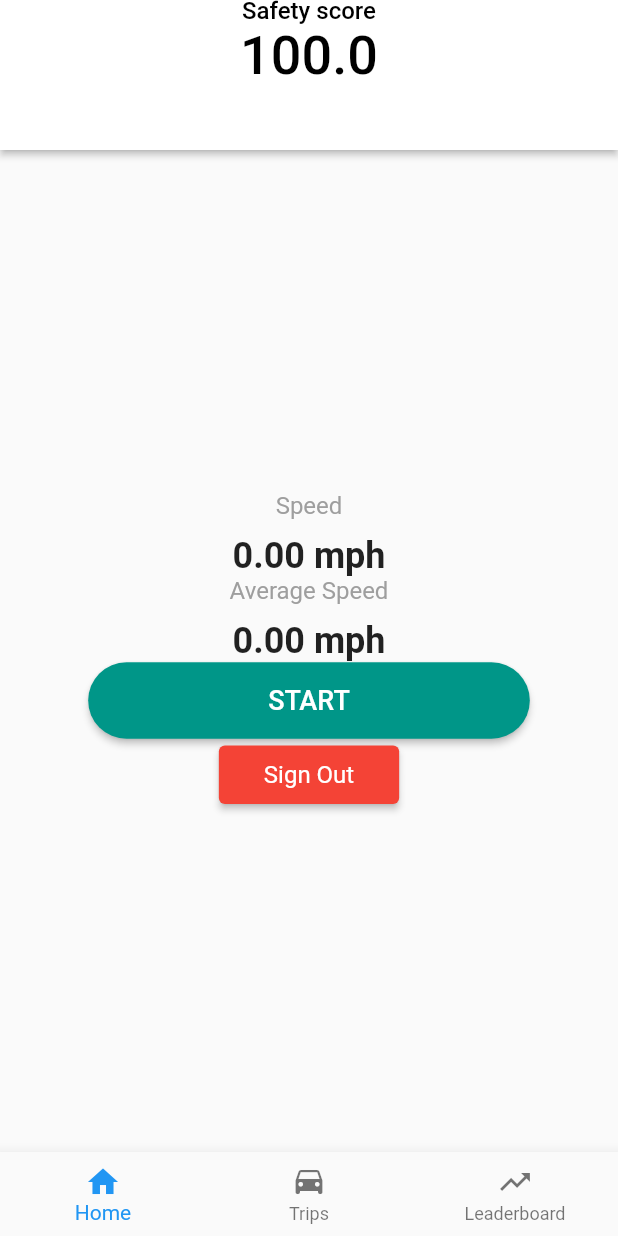
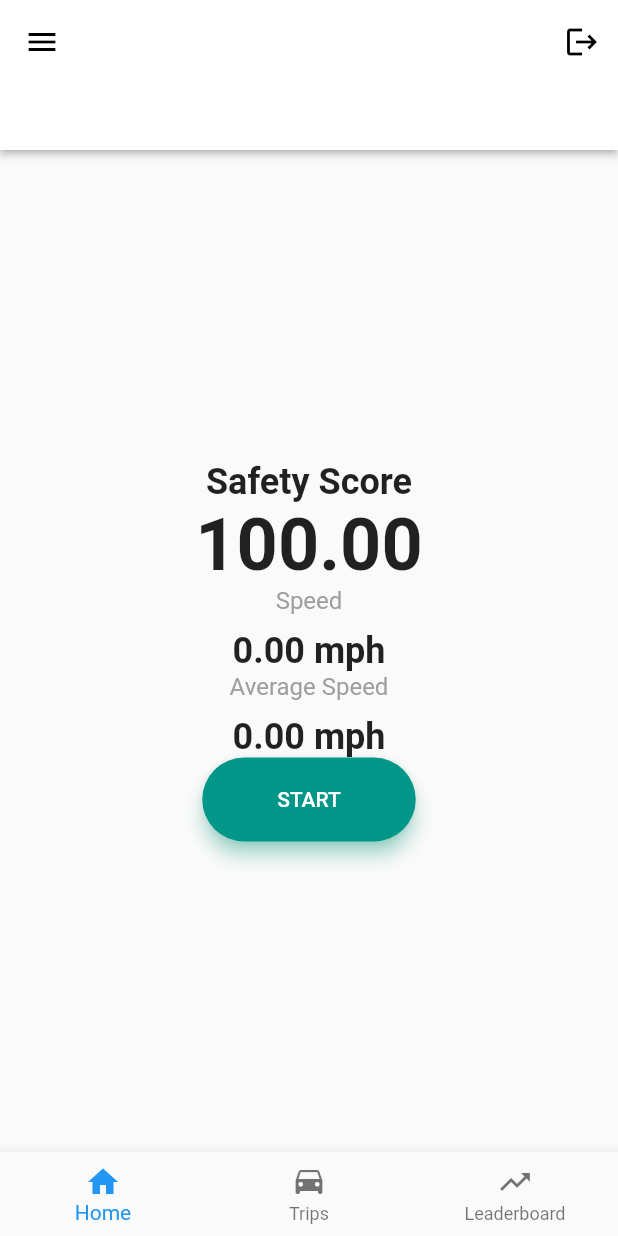
Before and after one commit to billyward3/wheelSave, a Flutter app: the screen it shows after launch, on a phone screen of 412 x 824 dp. Run offline on Flutter 3.47's test engine with Material 2 defaults, Android fonts, the phone set to English and light mode, and no system bars; our stand-ins replace firebase_core, geolocator, sensors_plus; accounts and stored records are empty.

Commit message:
Added Styles & Leaderboard.dart

```diff
--- a/rate_ride/lib/pages/homePage.dart
+++ b/rate_ride/lib/pages/homePage.dart
@@ -7,6 +7,7 @@ import 'package:sensors_plus/sensors_plus.dart';
 import 'tripHistory.dart';
 import 'register.dart';
 
+// CustomAppBar now has the Sign Out button at the top and lowers the safety score
 class CustomAppBar extends StatelessWidget implements PreferredSizeWidget {
   final double score;
   const CustomAppBar(
@@ -15,24 +16,18 @@ class CustomAppBar extends StatelessWidget implements PreferredSizeWidget {
   @override
   Widget build(BuildContext context) {
     return AppBar(
+      leading: IconButton(
+        // Add leading IconButton to fix invisible hamburger icon
+        icon: const Icon(Icons.menu, color: Colors.black),
+        onPressed: () => Scaffold.of(context).openDrawer(),
+      ),
       centerTitle: true,
-      title: Column(
-        children: [
-          const Text(
-            'Safety score',
-            style: TextStyle(color: Colors.black, fontSize: 16),
-          ),
-          Text(
-            '$score',
-            style: const TextStyle(color: Colors.black, fontSize: 36),
-          ),
-        ],
-      ),
       elevation: 2,
       backgroundColor: Colors.white,
       actions: [
         IconButton(
-          icon: const Icon(Icons.logout),
+          icon: const Icon(Icons.logout,
+              color: Colors.black), // Update icon color
           onPressed: () {
             Navigator.push(
               context,
@@ -149,7 +144,6 @@ class _MyHomePageState extends State<MyHomePage> {
   double totalSpeed = 0.0;
   int numUpdates = 0;
   Position? lastPosition;
-  AccelerometerEvent? _accelerometerEvent;
   StreamController<double> safetyScoreStream =
       StreamController<double>.broadcast();
 
@@ -245,27 +239,33 @@ class _MyHomePageState extends State<MyHomePage> {
             child: Column(
               mainAxisAlignment: MainAxisAlignment.center,
               children: [
+                Text('Safety Score',
+                    style:
+                        TextStyle(fontSize: 24, fontWeight: FontWeight.bold)),
+                Text('${snapshot.data?.toStringAsFixed(2)}',
+                    style:
+                        TextStyle(fontSize: 48, fontWeight: FontWeight.bold)),
                 SafetyInfo(
                     title: 'Speed', value: '${speed.toStringAsFixed(2)} mph'),
                 SafetyInfo(
                     title: 'Average Speed',
                     value: '${averageSpeed.toStringAsFixed(2)} mph'),
-                ControlButton(isStarted: _isStarted, onPressed: toggleTracking),
-                // Added Sign Out button here
                 ElevatedButton(
-                  onPressed: () {
-                    Navigator.push(
-                      context,
-                      MaterialPageRoute(
-                        builder: (context) => const RegisterPage(),
-                      ));
-                  },
-                  child: const Text('Sign Out'),
+                  onPressed: toggleTracking,
+                  child: Text(_isStarted ? 'STOP' : 'START'),
                   style: ElevatedButton.styleFrom(
-                    primary: Colors.red,
-                    padding: const EdgeInsets.symmetric(
-                        horizontal: 30, vertical: 10),
-                    textStyle: const TextStyle(fontSize: 16),
+                    primary: _isStarted
+                        ? Colors.red
+                        : Colors.teal, // Conditional color change
+                    onPrimary: Colors.white,
+                    padding: EdgeInsets.symmetric(horizontal: 50, vertical: 20),
+                    shape: RoundedRectangleBorder(
+                      borderRadius: BorderRadius.circular(30.0),
+                    ),
+                    shadowColor: _isStarted
+                        ? Colors.redAccent
+                        : Colors.tealAccent, // Conditional shadow color change
+                    elevation: 5,
                   ),
                 ),
               ],
```
Also changed, not shown: rate_ride/lib/pages/register.dart (+4 -5 lines), rate_ride/lib/pages/tripHistory.dart (+28 -6 lines), rate_ride/lib/pages/leaderboard.dart (added).
